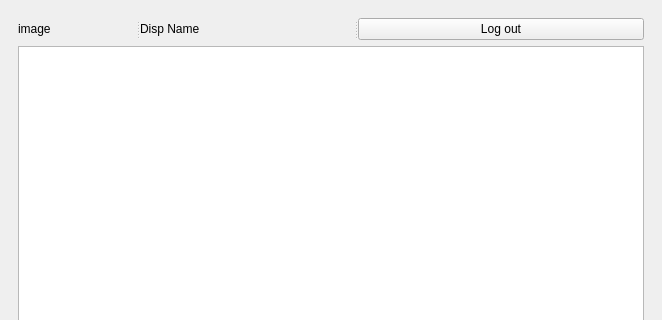
First picture: the form in mutak/mainwindow.ui, repository ahmed-debbech/mutak, before the edit; both pictures show x 0 to 662 and y 0 to 320 of the 662 by 733 pixel window.
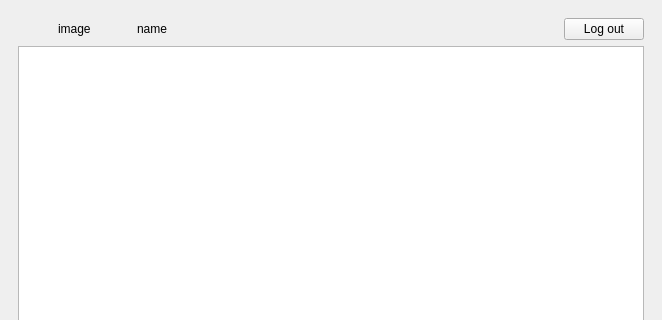
Second picture: the form after the edit. The open tabs and pages were chosen to show the change.

Patch:
```diff
--- a/mutak/mainwindow.ui
+++ b/mutak/mainwindow.ui
@@ -95,41 +95,77 @@
       <widget class="QWidget" name="page_2">
        <layout class="QVBoxLayout" name="verticalLayout_2">
         <item>
-         <widget class="QSplitter" name="splitter">
+         <layout class="QVBoxLayout" name="verticalLayout_3">
+          <item>
+           <layout class="QHBoxLayout" name="horizontalLayout">
+            <item>
+             <spacer name="horizontalSpacer_3">
           <property name="orientation">
            <enum>Qt::Horizontal</enum>
           </property>
+              <property name="sizeType">
+               <enum>QSizePolicy::Fixed</enum>
+              </property>
+              <property name="sizeHint" stdset="0">
+               <size>
+                <width>40</width>
+                <height>20</height>
+               </size>
+              </property>
+             </spacer>
+            </item>
+            <item>
           <widget class="QLabel" name="photo">
-           <property name="sizePolicy">
-            <sizepolicy hsizetype="Preferred" vsizetype="Preferred">
-             <horstretch>0</horstretch>
-             <verstretch>0</verstretch>
-            </sizepolicy>
-           </property>
            <property name="text">
             <string>image</string>
            </property>
           </widget>
+            </item>
+            <item>
+             <spacer name="horizontalSpacer_2">
+              <property name="orientation">
+               <enum>Qt::Horizontal</enum>
+              </property>
+              <property name="sizeType">
+               <enum>QSizePolicy::Preferred</enum>
+              </property>
+              <property name="sizeHint" stdset="0">
+               <size>
+                <width>40</width>
+                <height>20</height>
+               </size>
+              </property>
+             </spacer>
+            </item>
+            <item>
           <widget class="QLabel" name="disp_name">
            <property name="text">
-            <string>Disp Name</string>
-           </property>
-          </widget>
-          <widget class="QPushButton" name="logout_button">
-           <property name="sizePolicy">
-            <sizepolicy hsizetype="Preferred" vsizetype="Preferred">
-             <horstretch>0</horstretch>
-             <verstretch>0</verstretch>
-            </sizepolicy>
-           </property>
+               <string>name</string>
+              </property>
+             </widget>
+            </item>
+            <item>
+             <spacer name="horizontalSpacer">
+              <property name="orientation">
+               <enum>Qt::Horizontal</enum>
+              </property>
+              <property name="sizeHint" stdset="0">
+               <size>
+                <width>40</width>
+                <height>20</height>
+               </size>
+              </property>
+             </spacer>
+            </item>
+            <item>
+             <widget class="QPushButton" name="pushButton">
            <property name="text">
             <string>Log out</string>
            </property>
           </widget>
-         </widget>
-        </item>
-        <item>
-         <layout class="QVBoxLayout" name="verticalLayout_3">
+            </item>
+           </layout>
+          </item>
           <item>
            <widget class="QListWidget" name="listWidget">
             <property name="sizePolicy">
```
Left out of the diff: 2 changed lines with no effect on the pictures. Lines whose indentation alone changed are shown as unchanged.
